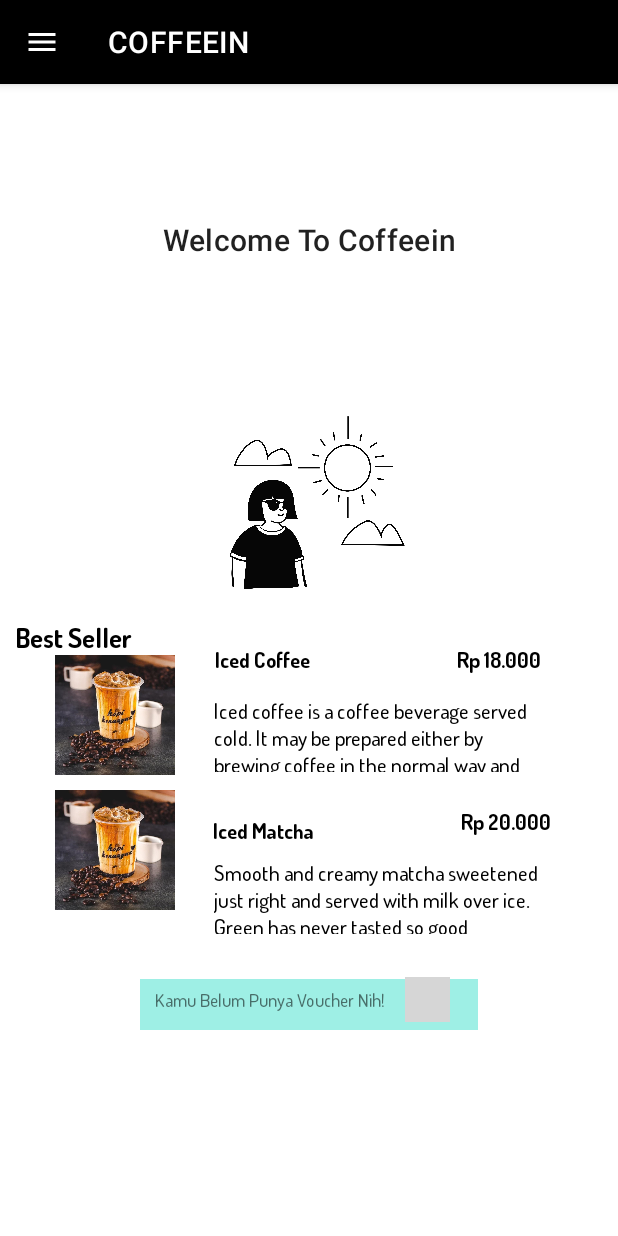
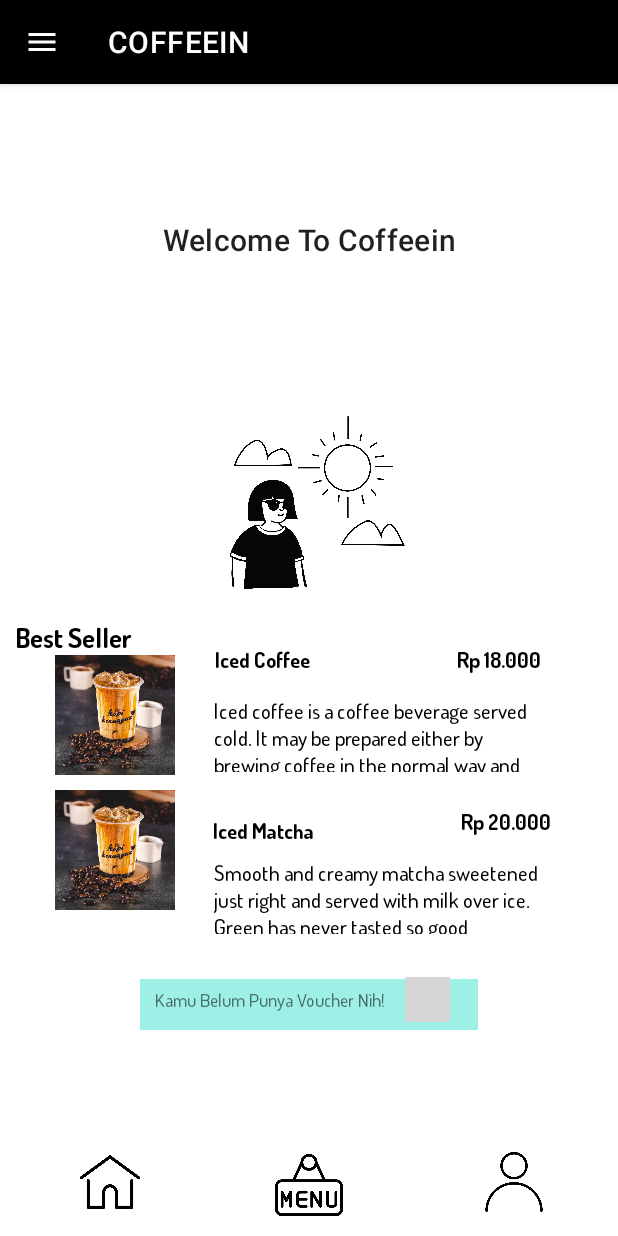
Before and after one commit to adinenayla/TUBESAPMOBCOFEEIN, an Android app: the Homescreen screen opened directly, with no data from a screen before it, on a phone screen of 412 x 824 dp. Run offline under Robolectric (Android 15) with nearby library versions, the phone set to English and light mode, and no system bars; grey boxes are pictures that could not be loaded.

Commit message:
baru aja

```diff
--- a/app/src/main/AndroidManifest.xml
+++ b/app/src/main/AndroidManifest.xml
@@ -9,7 +9,10 @@
         android:roundIcon="@mipmap/ic_launcher_round"
         android:supportsRtl="true"
         android:theme="@style/Theme.TUBESAPMOBCOFEEIN.NoActionBar">
-        <activity android:name=".Received"></activity>
+        <activity android:name=".Editaccount"></activity>
+        <activity android:name=".Account" />
+        <activity android:name=".Inbox" />
+        <activity android:name=".Received" />
         <activity android:name=".Payment" />
         <activity android:name=".Cart" />
         <activity android:name=".Icematcha" />
--- a/app/src/main/java/com/example/tubesapmobcofeein/Daftar.kt
+++ b/app/src/main/java/com/example/tubesapmobcofeein/Daftar.kt
@@ -45,7 +45,7 @@ class Daftar:AppCompatActivity() {
                             .addOnFailureListener {
                                 Log.w("daftar","Membuat Profil User Gagal",it)
                             }
-                        val intent = Intent(this,Login::class.java)
+                        val intent = Intent(this,Homescreen::class.java)
                         startActivity(intent)
                         finish()
                     } else {
--- a/app/src/main/java/com/example/tubesapmobcofeein/Homescreen.kt
+++ b/app/src/main/java/com/example/tubesapmobcofeein/Homescreen.kt
@@ -3,15 +3,42 @@ package com.example.tubesapmobcofeein
 import android.content.Intent
 import androidx.appcompat.app.AppCompatActivity
 import android.os.Bundle
-import kotlinx.android.synthetic.main.login.*
+import android.widget.Button
+import android.widget.ImageView
+
 
 class Homescreen : AppCompatActivity() {
+    private lateinit var btnichs : ImageView
+    private lateinit var btnimhs : ImageView
+    private lateinit var btnmenuhs : ImageView
+    private lateinit var btnacchs : ImageView
+    private lateinit var btnhomehs : ImageView
     override fun onCreate(savedInstanceState: Bundle?) {
         super.onCreate(savedInstanceState)
         setContentView(R.layout.homescreen2)
-        btnlogin.setOnClickListener {
+        btnichs = findViewById(R.id.imageicecoffee)
+        btnichs.setOnClickListener {
+            val intent = Intent(this,Icecoffee::class.java)
+            startActivity(intent)
+        }
+        btnimhs = findViewById(R.id.imhomescreen)
+        btnimhs.setOnClickListener {
+            val intent = Intent(this,Icematcha::class.java)
+            startActivity(intent)
+        }
+        btnmenuhs = findViewById(R.id.menuhs)
+        btnmenuhs.setOnClickListener {
+            val intent = Intent(this,MenuLengkap::class.java)
+            startActivity(intent)
+        }
+        btnacchs = findViewById(R.id.accounths)
+        btnacchs.setOnClickListener {
+            val intent = Intent(this,Account::class.java)
+            startActivity(intent)
+        }
+        btnhomehs = findViewById(R.id.homehs)
+        btnhomehs.setOnClickListener {
             val intent = Intent(this,Homescreen::class.java)
-            startActivity(intent)
         }
     }
 }
--- a/app/src/main/java/com/example/tubesapmobcofeein/Login.kt
+++ b/app/src/main/java/com/example/tubesapmobcofeein/Login.kt
@@ -6,6 +6,7 @@ import android.util.Log
 import android.widget.Button
 import androidx.appcompat.app.AppCompatActivity
 import com.google.firebase.auth.FirebaseAuth
+import com.google.firebase.firestore.auth.User
 import kotlinx.android.synthetic.main.login.*
 
 class Login:AppCompatActivity() {
@@ -15,6 +16,7 @@ class Login:AppCompatActivity() {
     override fun onCreate(savedInstanceState: Bundle?) {
         super.onCreate(savedInstanceState)
         setContentView(R.layout.login)
+        auth = FirebaseAuth.getInstance()
         btnlg = findViewById(R.id.btnlogin)
         btnlg.setOnClickListener {
             val email = edUsername.text.toString()
@@ -24,7 +26,7 @@ class Login:AppCompatActivity() {
                     if (task.isSuccessful) {
                         // Sign in success, update UI with the signed-in user's information
                         Log.d("Login", "login Success")
-                        val user = auth.currentUser
+                        val User = auth.currentUser
                         startActivity(Intent(this,Homescreen::class.java))
                     }
                 }
--- a/app/src/main/res/layout/create_account.xml
+++ b/app/src/main/res/layout/create_account.xml
@@ -134,6 +134,7 @@
 
         <com.google.android.material.textfield.TextInputEditText
             android:id="@+id/edPassword"
+            android:inputType="textPassword"
             android:layout_width="match_parent"
             android:layout_height="wrap_content"
             android:fontFamily="@font/dosis_semibold"
--- a/app/src/main/res/layout/editprofile.xml
+++ b/app/src/main/res/layout/editprofile.xml
@@ -215,7 +215,7 @@
         app:layout_constraintTop_toBottomOf="@+id/textInputLayout3" />
 
     <Button
-        android:id="@+id/button"
+        android:id="@+id/saveprofile"
         android:layout_width="300dp"
         android:layout_height="wrap_content"
         android:layout_marginStart="65dp"
--- a/app/src/main/res/layout/frontsettings.xml
+++ b/app/src/main/res/layout/frontsettings.xml
@@ -57,7 +57,7 @@
         tools:ignore="VectorDrawableCompat" />
 
     <TextView
-        android:id="@+id/editTextTextPersonName"
+        android:id="@+id/editprofile"
         android:layout_width="wrap_content"
         android:layout_height="wrap_content"
         android:layout_marginStart="27dp"
@@ -90,7 +90,7 @@
         android:ems="13"
         android:text="Language"
         app:layout_constraintStart_toEndOf="@+id/imageView7"
-        app:layout_constraintTop_toBottomOf="@+id/editTextTextPersonName" />
+        app:layout_constraintTop_toBottomOf="@+id/editprofile" />
 
     <ImageView
         android:id="@+id/imageView8"
--- a/app/src/main/res/layout/homescreen2.xml
+++ b/app/src/main/res/layout/homescreen2.xml
@@ -58,13 +58,13 @@
                 app:srcCompat="@drawable/welcome" />
 
             <ImageView
-                android:id="@+id/imageView10"
+                android:id="@+id/imageicecoffee"
                 android:layout_width="80dp"
                 android:layout_height="80dp"
                 android:layout_marginStart="10dp"
                 android:layout_marginLeft="10dp"
                 android:layout_marginBottom="10dp"
-                app:layout_constraintBottom_toTopOf="@+id/imageView11"
+                app:layout_constraintBottom_toTopOf="@+id/imhomescreen"
                 app:layout_constraintEnd_toStartOf="@+id/textView34"
                 app:layout_constraintStart_toStartOf="parent"
                 app:srcCompat="@drawable/kopicart" />
@@ -79,7 +79,7 @@
                 android:text="Best Seller"
                 android:textColor="#000"
                 android:textSize="18sp"
-                app:layout_constraintBottom_toTopOf="@+id/imageView10"
+                app:layout_constraintBottom_toTopOf="@+id/imageicecoffee"
                 app:layout_constraintStart_toStartOf="parent" />
 
             <TextView
@@ -123,7 +123,7 @@
                 app:layout_constraintEnd_toEndOf="parent" />
 
             <ImageView
-                android:id="@+id/imageView11"
+                android:id="@+id/imhomescreen"
                 android:layout_width="80dp"
                 android:layout_height="80dp"
                 android:layout_marginStart="10dp"
@@ -145,7 +145,7 @@
                 android:text="Iced Matcha"
                 android:textColor="#000"
                 app:layout_constraintBottom_toTopOf="@+id/textView36"
-                app:layout_constraintStart_toEndOf="@+id/imageView11" />
+                app:layout_constraintStart_toEndOf="@+id/imhomescreen" />
 
             <TextView
                 android:id="@+id/textView36"
@@ -209,6 +209,53 @@
                 app:layout_constraintStart_toEndOf="@+id/textView38"
                 app:srcCompat="@drawable/coupon" />
 
+            <ImageView
+                android:id="@+id/menuhs"
+                android:layout_width="45dp"
+                android:layout_height="45dp"
+                android:layout_marginStart="90dp"
+                android:layout_marginLeft="90dp"
+                android:layout_marginBottom="11dp"
+                app:layout_constraintBottom_toBottomOf="parent"
+                app:layout_constraintStart_toEndOf="@+id/homehs"
+                app:srcCompat="@drawable/menu" />
+
+            <ImageView
+                android:id="@+id/accounths"
+                android:layout_width="40dp"
+                android:layout_height="40dp"
+                android:layout_marginStart="94dp"
+                android:layout_marginLeft="94dp"
+                android:layout_marginEnd="49dp"
+                android:layout_marginRight="49dp"
+                android:layout_marginBottom="16dp"
+                app:layout_constraintBottom_toBottomOf="parent"
+                app:layout_constraintEnd_toEndOf="parent"
+                app:layout_constraintStart_toEndOf="@+id/menuhs"
+                app:srcCompat="@drawable/profile" />
+
+            <ImageView
+                android:id="@+id/homehs"
+                android:layout_width="40dp"
+                android:layout_height="40dp"
+                android:layout_marginStart="53dp"
+                android:layout_marginLeft="53dp"
+                android:layout_marginBottom="16dp"
+                app:layout_constraintBottom_toBottomOf="parent"
+                app:layout_constraintStart_toStartOf="parent"
+                app:srcCompat="@drawable/home" />
+
+            ImageView
+                android:id="@+id/inboxhs"
+                android:layout_width="40dp"
+                android:layout_height="40dp"
+                android:layout_marginStart="78dp"
+                android:layout_marginLeft="78dp"
+                android:layout_marginBottom="12dp"
+                app:layout_constraintBottom_toBottomOf="parent"
+                app:layout_constraintStart_toEndOf="@+id/menuhs"
+                app:srcCompat="@drawable/inbox" />
+
         </androidx.constraintlayout.widget.ConstraintLayout>
     </androidx.coordinatorlayout.widget.CoordinatorLayout>
     <com.google.android.material.navigation.NavigationView
--- a/app/src/main/res/layout/login.xml
+++ b/app/src/main/res/layout/login.xml
@@ -56,6 +56,7 @@
 
         <androidx.appcompat.widget.AppCompatEditText
             android:id="@+id/edPassword"
+            android:inputType="textPassword"
             android:layout_width="match_parent"
             android:layout_height="wrap_content"
             android:fontFamily="@font/dosis_semibold"
```
Also changed, not shown: app/src/main/java/com/example/tubesapmobcofeein/Account.kt (added, +18 -0 lines), app/src/main/java/com/example/tubesapmobcofeein/Editaccount.kt (added, +16 -0 lines), app/src/main/java/com/example/tubesapmobcofeein/Inbox.kt (added, +11 -0 lines), app/src/main/res/layout/order.xml (+6 -3 lines).
